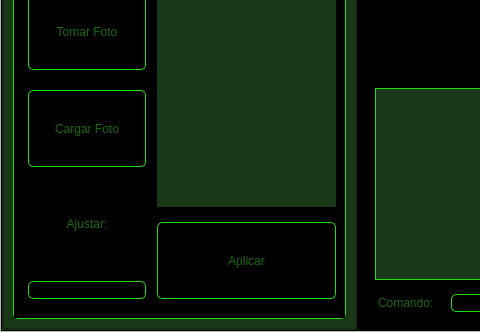
Qt form GUIFuncional/GUIDrawXY.ui (andresxvalencia/CNC_DrawXY) before a commit; both pictures show x 0 to 480 and y 358 to 690 of the 1006 by 690 pixel window.
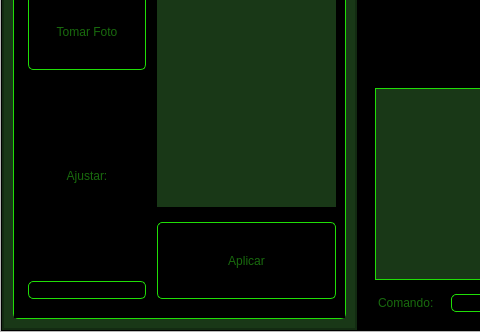
The same form after that commit. Icons and pictures are not drawn.

Commit message: Configuración Camara y Threshold

Patch:
```diff
--- a/GUIFuncional/GUIDrawXY.ui
+++ b/GUIFuncional/GUIDrawXY.ui
@@ -844,17 +844,6 @@
                         </property>
                        </widget>
                       </item>
-                      <item>
-                       <widget class="QPushButton" name="pushButton_2">
-                        <property name="text">
-                         <string>Cargar Foto</string>
-                        </property>
-                        <property name="icon">
-                         <iconset resource="recursos.qrc">
-                          <normaloff>:/Camera/imagenes/cargar.svg</normaloff>:/Camera/imagenes/cargar.svg</iconset>
-                        </property>
-                       </widget>
-                      </item>
                       <item>
                        <widget class="QLabel" name="label_9">
                         <property name="minimumSize">
```
Left out of the diff: 6 changed lines with no effect on the pictures. The commit also changes 2 other files.
